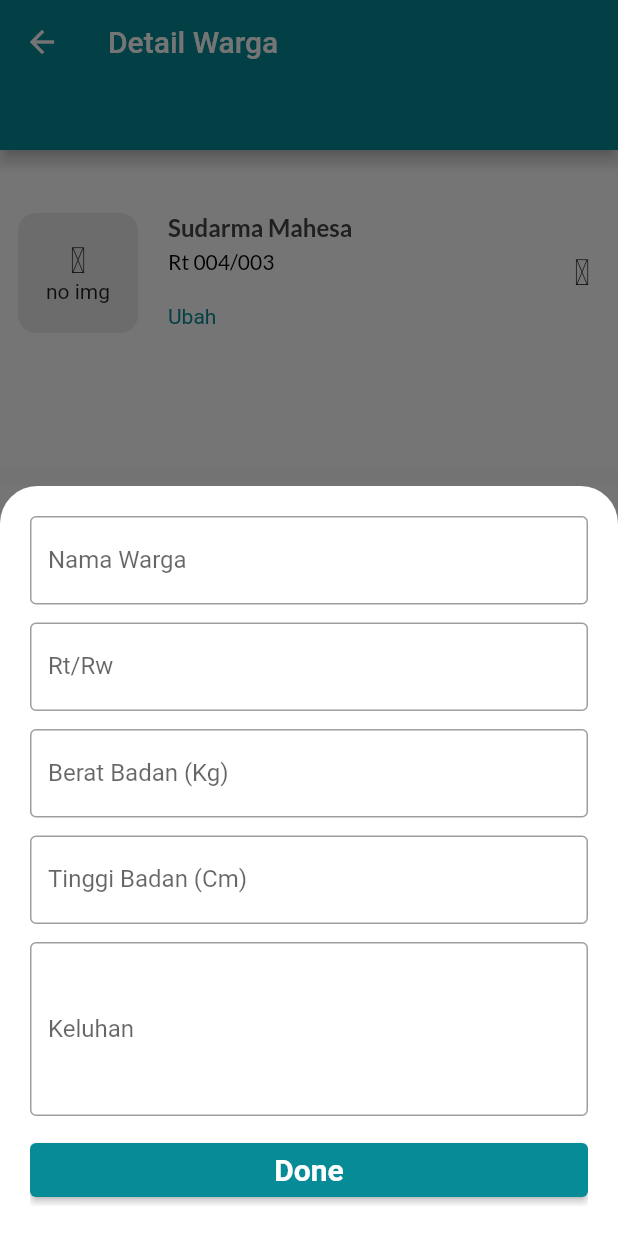
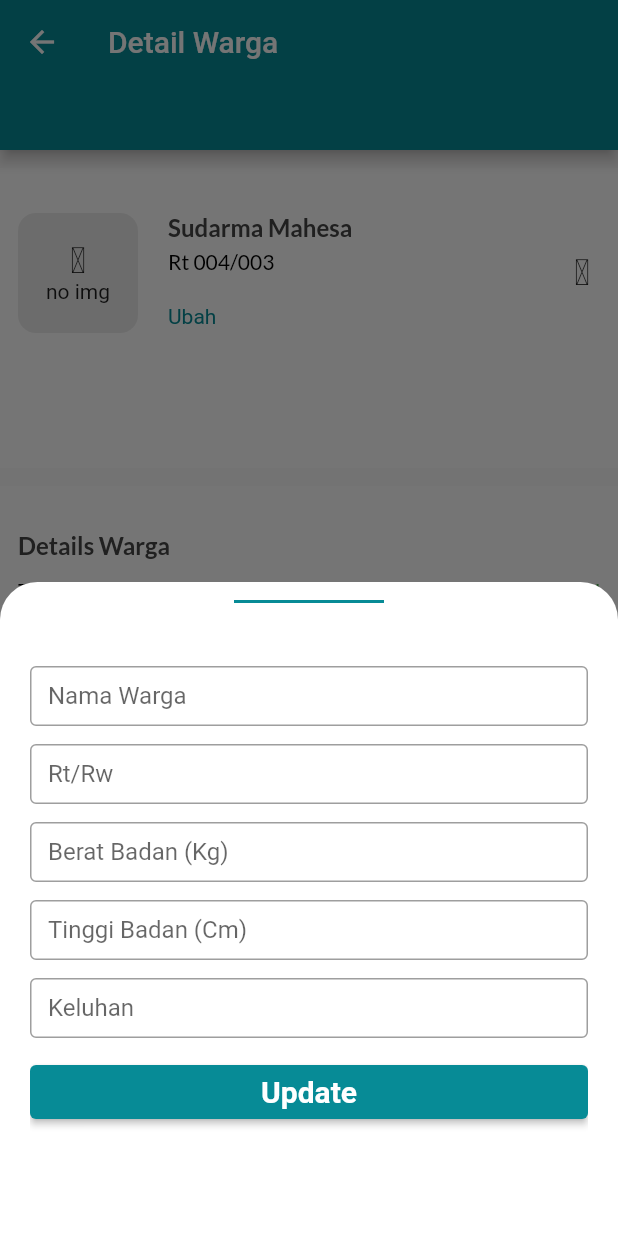
Before and after one commit to Roufmajidin/posyanduCare_mini-project_Rouf-Majidin, a Flutter app: the KunjunganDetail screen opened directly with empty values, after a tap on "Ubah", on a phone screen of 412 x 824 dp. Run offline on Flutter 3.47's test engine with Material 2 defaults, Android fonts, the phone set to English and light mode, and no system bars; our stand-ins replace dropdown_textfield, google_fonts, iconly; missing offline and left inert: weekly_date_picker.

Commit message:
fix update bottomsheet kunjungan page

```diff
--- a/lib/view/detail_screen/kunjungan_detail.dart
+++ b/lib/view/detail_screen/kunjungan_detail.dart
@@ -72,7 +72,7 @@ class KunjunganDetail extends StatelessWidget {
                         warga[index]["blok"],
                         style: PrimaryTextStyle.subTxt,
                       ),
-                      SizedBox(
+                      const SizedBox(
                         height: 20,
                       ),
                       GestureDetector(
@@ -86,87 +86,138 @@ class KunjunganDetail extends StatelessWidget {
                                     top: Radius.circular(25.0)),
                               ),
                               builder: (context) {
-                                return Container(
-                                  height: 500,
+                                return Wrap(
+                                  alignment: WrapAlignment.center,
+                                  children: [
+                                    Padding(
                                       padding: const EdgeInsets.symmetric(
-                                      horizontal: 20, vertical: 20),
+                                        horizontal: 8.0,
+                                      ),
+                                      child: Container(
+                                        alignment: Alignment.center,
+                                        margin: EdgeInsets.all(12),
+                                        height: 2,
+                                        width: 100,
+                                        decoration: BoxDecoration(
+                                          color: AppTheme.primaryColor,
+                                        ),
+                                      ),
+                                    ),
+                                    Container(height: 10),
+                                    Container(
+                                      height: 400,
+                                      padding: EdgeInsets.only(
+                                          bottom: MediaQuery.of(context)
+                                              .viewInsets
+                                              .bottom,
+                                          top: 20,
+                                          left: 20,
+                                          right: 20),
                                       decoration: BoxDecoration(
                                         borderRadius: BorderRadius.circular(12),
                                       ),
                                       child: SingleChildScrollView(
                                         scrollDirection: Axis.vertical,
                                         child: SizedBox(
-                                      height: 900,
+                                          height: 400,
                                           child: Form(
                                             key: formKey,
-                                        autovalidateMode:
-                                            AutovalidateMode.onUserInteraction,
+                                            autovalidateMode: AutovalidateMode
+                                                .onUserInteraction,
                                             child: Column(
                                               children: [
-                                            TextFormField(
+                                                SizedBox(
+                                                  height: 40,
+                                                  child: TextFormField(
                                                     validator: (value) {},
                                                     obscureText: false,
-                                              decoration: const InputDecoration(
-                                                border: OutlineInputBorder(),
+                                                    decoration:
+                                                        const InputDecoration(
+                                                      border:
+                                                          OutlineInputBorder(),
                                                       labelText: 'Nama Warga',
+                                                    ),
                                                   ),
                                                 ),
                                                 const SizedBox(
                                                   height: 12,
                                                 ),
-                                            TextFormField(
+                                                SizedBox(
+                                                  height: 40,
+                                                  child: TextFormField(
                                                     validator: (value) {},
                                                     obscureText: false,
-                                              decoration: const InputDecoration(
-                                                border: OutlineInputBorder(),
+                                                    decoration:
+                                                        const InputDecoration(
+                                                      border:
+                                                          OutlineInputBorder(),
                                                       labelText: 'Rt/Rw',
+                                                    ),
                                                   ),
                                                 ),
                                                 const SizedBox(
                                                   height: 12,
                                                 ),
-                                            TextFormField(
+                                                SizedBox(
+                                                  height: 40,
+                                                  child: TextFormField(
                                                     validator: (value) {},
                                                     obscureText: false,
-                                              decoration: const InputDecoration(
-                                                border: OutlineInputBorder(),
-                                                labelText: 'Berat Badan (Kg)',
+                                                    decoration:
+                                                        const InputDecoration(
+                                                      border:
+                                                          OutlineInputBorder(),
+                                                      labelText:
+                                                          'Berat Badan (Kg)',
+                                                    ),
                                                   ),
                                                 ),
                                                 const SizedBox(
                                                   height: 12,
                                                 ),
-                                            TextFormField(
+                                                SizedBox(
+                                                  height: 40,
+                                                  child: TextFormField(
                                                     validator: (value) {},
                                                     obscureText: false,
-                                              decoration: const InputDecoration(
-                                                border: OutlineInputBorder(),
-                                                labelText: 'Tinggi Badan (Cm)',
+                                                    decoration:
+                                                        const InputDecoration(
+                                                      border:
+                                                          OutlineInputBorder(),
+                                                      labelText:
+                                                          'Tinggi Badan (Cm)',
+                                                    ),
                                                   ),
                                                 ),
                                                 const SizedBox(
                                                   height: 12,
                                                 ),
-                                            TextFormField(
+                                                SizedBox(
+                                                  height: 40,
+                                                  child: TextFormField(
                                                     validator: (value) {},
                                                     obscureText: false,
-                                              decoration: const InputDecoration(
-                                                border: OutlineInputBorder(),
+                                                    decoration:
+                                                        const InputDecoration(
+                                                      border:
+                                                          OutlineInputBorder(),
                                                       labelText: 'Keluhan',
                                                     ),
                                                     maxLines: 4,
+                                                  ),
                                                 ),
                                                 const SizedBox(
                                                   height: 12,
                                                 ),
                                                 ElevatedButton(
-                                              style: ElevatedButton.styleFrom(
-                                                  primary:
-                                                      AppTheme.primaryColor),
+                                                  style:
+                                                      ElevatedButton.styleFrom(
+                                                          primary: AppTheme
+                                                              .primaryColor),
                                                   onPressed: () {},
                                                   child: const Center(
                                                     child: Text(
-                                                  "Done",
+                                                      "Update",
                                                       style: TextStyle(
                                                           color: Colors.white,
                                                           fontWeight:
@@ -180,6 +231,8 @@ class KunjunganDetail extends StatelessWidget {
                                           ),
                                         ),
                                       ),
+                                    ),
+                                  ],
                                 );
                               });
                         },
```
Also changed, not shown: lib/view/detail_screen/kunjungan.dart (+50 -11 lines). Lines whose indentation alone changed are shown as unchanged.
